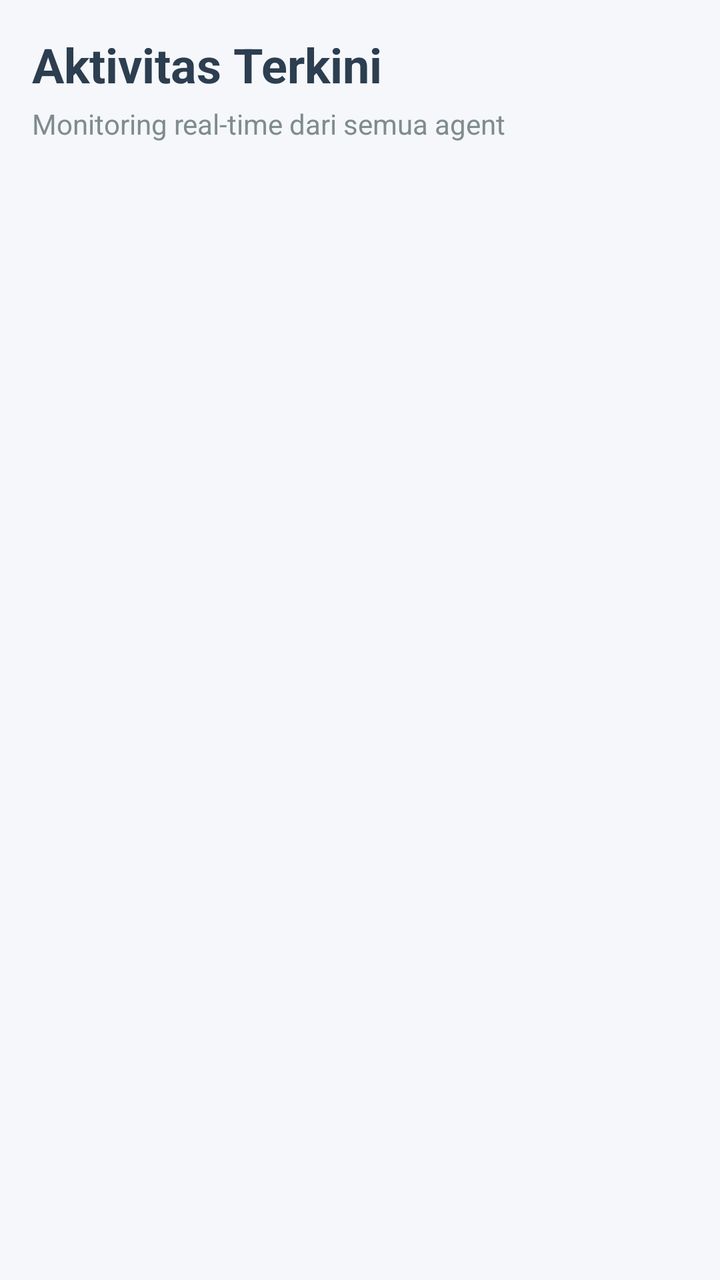
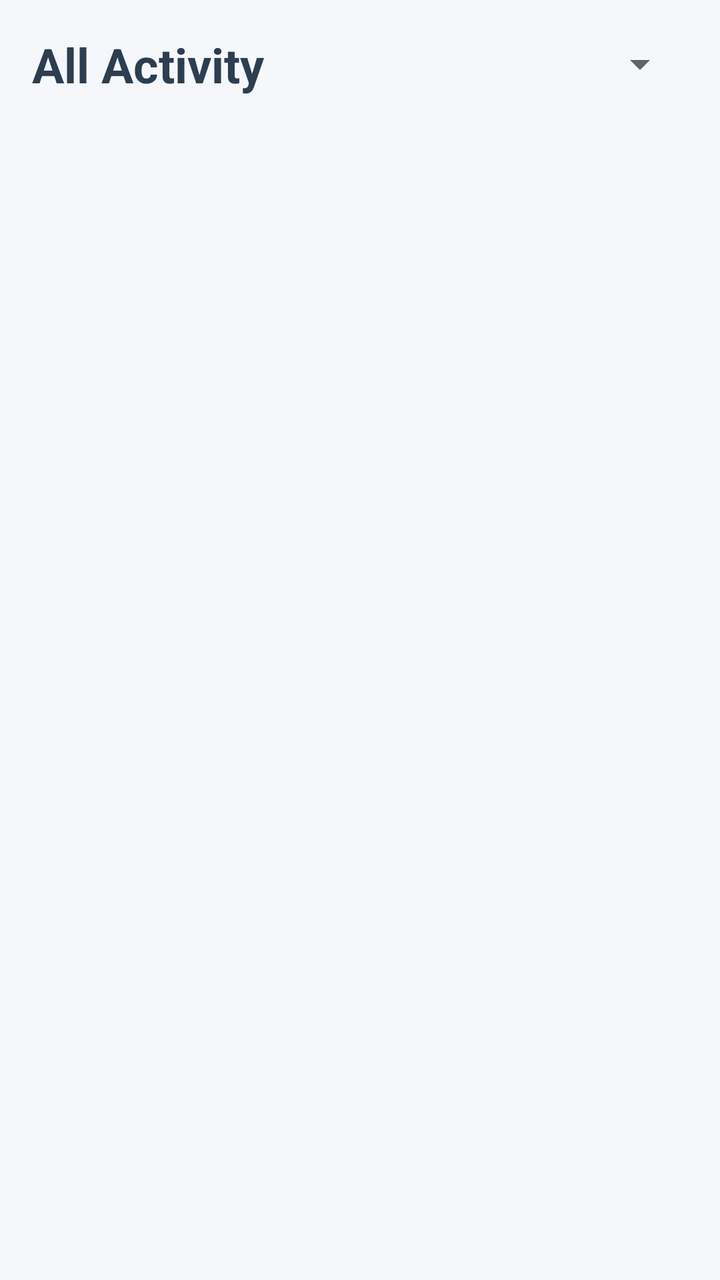

Compare the two renders of this Android layout. The source of the first and the diff that turns it into the second are given below.
<!-- AndroidManifest.xml: application theme Theme.WazuhMobile -->
<!-- res/layout/fragment_events.xml -->
<?xml version="1.0" encoding="utf-8"?>
<LinearLayout xmlns:android="http://schemas.android.com/apk/res/android"
    android:layout_width="match_parent"
    android:layout_height="match_parent"
    android:orientation="vertical"
    android:background="@color/background_light"
    android:padding="16dp">

    <TextView
        android:layout_width="wrap_content"
        android:layout_height="wrap_content"
        android:text="Aktivitas Terkini"
        android:textSize="24sp"
        android:textStyle="bold"
        android:textColor="@color/text_primary"
        android:layout_marginBottom="4dp"/>

    <TextView
        android:layout_width="wrap_content"
        android:layout_height="wrap_content"
        android:text="Monitoring real-time dari semua agent"
        android:textSize="14sp"
        android:textColor="@color/text_secondary"
        android:layout_marginBottom="16dp"/>

    <ProgressBar
        android:id="@+id/progressBarEvents"
        android:layout_width="wrap_content"
        android:layout_height="wrap_content"
        android:layout_gravity="center"
        android:visibility="visible"/>

    <androidx.recyclerview.widget.RecyclerView
        android:id="@+id/rvEvents"
        android:layout_width="match_parent"
        android:layout_height="match_parent"/>

    <TextView
        android:id="@+id/tvEmptyEvents"
        android:layout_width="match_parent"
        android:layout_height="match_parent"
        android:gravity="center"
        android:text="Belum ada aktivitas."
        android:visibility="gone"/>

</LinearLayout>
<!-- resources referenced by this layout -->
<resources>
  <color name="background_light">#F5F7FA</color>
  <color name="text_primary">#2C3E50</color>
  <color name="text_secondary">#7F8C8D</color>
  <style name="Theme.WazuhMobile" parent="Theme.MaterialComponents.DayNight.NoActionBar">
          
          <item name="colorPrimary">@color/wazuh_primary</item>
          <item name="colorPrimaryVariant">@color/wazuh_primary_dark</item>
          <item name="colorOnPrimary">@color/white</item>
          
          <item name="colorSecondary">@color/wazuh_secondary</item>
          <item name="colorSecondaryVariant">@color/wazuh_secondary</item>
          <item name="colorOnSecondary">@color/black</item>
          
          <item name="android:statusBarColor">@color/wazuh_primary</item>
          
          <item name="android:windowBackground">@color/background_light</item>
      </style>
  <color name="wazuh_primary">#2E4A7A</color>
  <color name="wazuh_primary_dark">#1E3A6A</color>
  <color name="white">#FFFFFFFF</color>
  <color name="wazuh_secondary">#4A90E2</color>
  <color name="black">#FF000000</color>
</resources>

<!-- the commit's change to res/layout/fragment_events.xml (unified diff, before → after) -->
@@ -6,22 +6,29 @@
     android:background="@color/background_light"
     android:padding="16dp">
 
-    <TextView
-        android:layout_width="wrap_content"
+    <RelativeLayout
+        android:layout_width="match_parent"
         android:layout_height="wrap_content"
-        android:text="Aktivitas Terkini"
-        android:textSize="24sp"
-        android:textStyle="bold"
-        android:textColor="@color/text_primary"
-        android:layout_marginBottom="4dp"/>
+        android:layout_marginBottom="16dp">
 
-    <TextView
-        android:layout_width="wrap_content"
-        android:layout_height="wrap_content"
-        android:text="Monitoring real-time dari semua agent"
-        android:textSize="14sp"
-        android:textColor="@color/text_secondary"
-        android:layout_marginBottom="16dp"/>
+        <TextView
+            android:id="@+id/tvTitleEvents"
+            android:layout_width="wrap_content"
+            android:layout_height="wrap_content"
+            android:text="All Activity"
+            android:textSize="24sp"
+            android:textStyle="bold"
+            android:textColor="@color/text_primary"
+            android:layout_centerVertical="true"/>
+
+        <Spinner
+            android:id="@+id/spinnerServerFilter"
+            android:layout_width="160dp"
+            android:layout_height="wrap_content"
+            android:layout_alignParentEnd="true"
+            android:layout_centerVertical="true"
+            android:spinnerMode="dropdown"/>
+    </RelativeLayout>
 
     <ProgressBar
         android:id="@+id/progressBarEvents"
@@ -40,7 +47,7 @@
         android:layout_width="match_parent"
         android:layout_height="match_parent"
         android:gravity="center"
-        android:text="Belum ada aktivitas."
+        android:text="No events found."
         android:visibility="gone"/>
 
 </LinearLayout>
<!-- resource entries referenced after the edit -->
@@ -2,7 +2,6 @@
 <resources>
   <color name="background_light">#F5F7FA</color>
   <color name="text_primary">#2C3E50</color>
-  <color name="text_secondary">#7F8C8D</color>
   <style name="Theme.WazuhMobile" parent="Theme.MaterialComponents.DayNight.NoActionBar">
           
           <item name="colorPrimary">@color/wazuh_primary</item>
